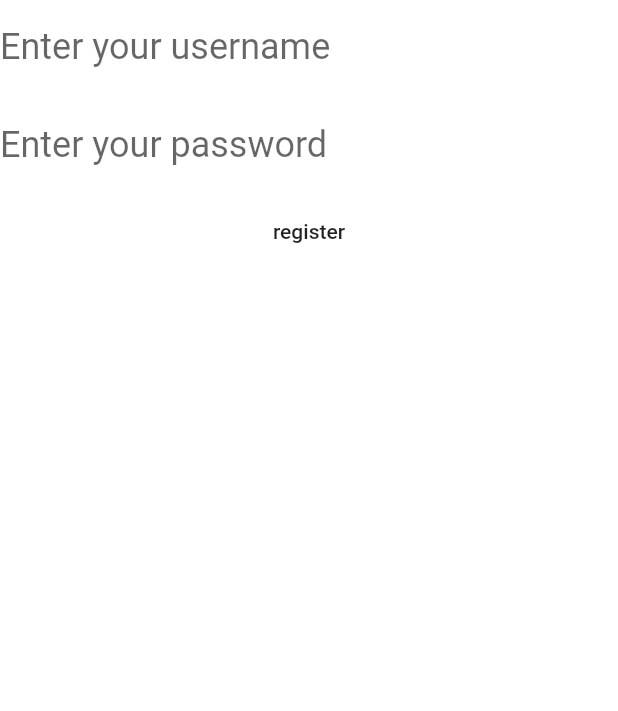
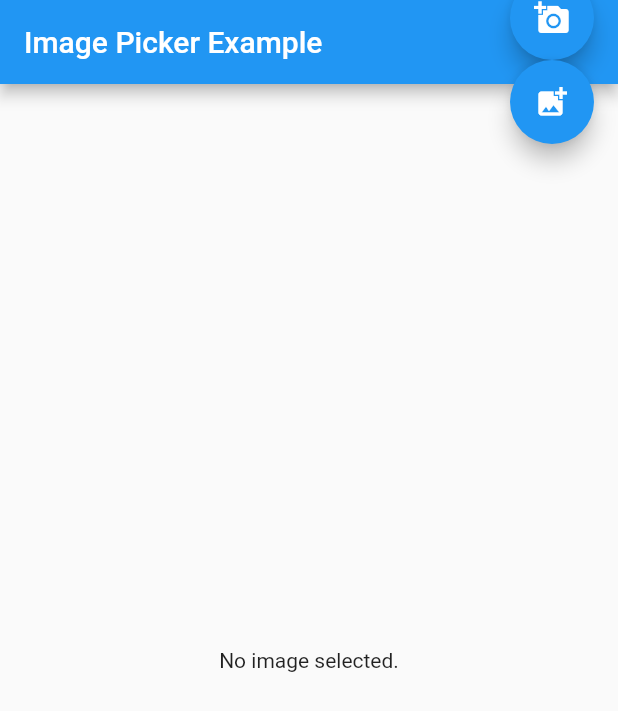
Before and after one commit to YuanSamuel/clothing_finder, a Flutter app: the screen it shows after launch, on a phone screen of 412 x 824 dp. Shown: the top 711 px of the screen. Run offline on Flutter 3.47's test engine with Material 2 defaults, Android fonts, the light colour scheme and no system bars; our stand-ins replace image_picker.

Commit message:
Update main.dart

```diff
--- a/lib/main.dart
+++ b/lib/main.dart
@@ -1,88 +1,71 @@
+import 'dart:io';
+
 import 'package:flutter/material.dart';
-import 'registerPage.dart';
+import 'package:image_picker/image_picker.dart';
 
 void main() {
-  runApp(MaterialApp(
-    debugShowCheckedModeBanner: false,
-    home: LoginPage(),
-  ));
+  runApp(MyApp());
 }
 
-class LoginPage extends StatefulWidget {
+class MyApp extends StatelessWidget {
+  // This widget is the root of your application.
   @override
-  _pageState createState() => _pageState();
+  Widget build(BuildContext context) {
+    return MaterialApp(
+      home: MyHomePage(),
+    );
+  }
 }
 
-class _pageState extends State<LoginPage> {
+class MyHomePage extends StatefulWidget {
+  @override
+  _MyHomePageState createState() => _MyHomePageState();
+}
 
-  String name;
-  String password;
+class _MyHomePageState extends State<MyHomePage> {
+  File _image;
 
-  TextEditingController nameController;
-  TextEditingController passwordController;
+  Future getImage() async {
+    var image = await ImagePicker.pickImage(source: ImageSource.camera);
 
-  void initState() {
-    super.initState();
-    nameController = new TextEditingController();
-    passwordController = new TextEditingController();
+    setState(() {
+      _image = image;
+    });
+  }
+
+  Future getImageFile() async {
+    var image = await ImagePicker.pickImage(source: ImageSource.gallery);
+
+    setState(() {
+      _image = image;
+    });
   }
 
   @override
   Widget build(BuildContext context) {
     return Scaffold(
-      backgroundColor: Colors.white,
-      body: ListView(
-        children: <Widget>[
-          Row(
-            children: <Widget>[
-              Expanded(
-                  child: Column(children: <Widget>[
-
-                    TextField(
-                        controller: nameController,
-                        decoration: InputDecoration(
-                            labelStyle: TextStyle(fontSize: 24),
-                            border: InputBorder.none,
-                            hintText: 'username',
-                            labelText: "Enter your username"),
-                        onChanged: (text) {
-                          print("Second text field: $text");
-
-                          setState(() {
-                            name = text;
-                          });
-                        }),
-                    //Name
-
-                    //password
-                    TextField(
-                        controller: passwordController,
-                        decoration: InputDecoration(
-                            labelStyle: TextStyle(fontSize: 24),
-                            border: InputBorder.none,
-                            hintText: 'password',
-                            labelText: "Enter your password"),
-                        onChanged: (text) {
-                          print("Second text field: $text");
-
-                          setState(() {
-                            password = text;
-                          });
-                        }),
-                    FlatButton(
-                      child: Text('register'),
-                      onPressed: () {
-                        Navigator.push(
-                            context,
-                            MaterialPageRoute(builder: (context) => Register()));
-                      },
-
-                    )
-              ]))
-            ],
-          )
-        ],
+      appBar: AppBar(
+        title: Text('Image Picker Example'),
       ),
+      body: Center(
+        child: _image == null
+            ? Text('No image selected.')
+            : Image.file(_image),
+      ),
+        floatingActionButton: Column(
+          children: <Widget>[
+            FloatingActionButton(
+              onPressed: getImage,
+              tooltip: 'Pick Image',
+              child: Icon(Icons.add_a_photo),
+            ),
+            FloatingActionButton(
+              onPressed: getImageFile,
+              tooltip: 'Pick Image',
+              child: Icon(Icons.add_photo_alternate),
+            ),
+          ],
+        )
     );
   }
 }
```
